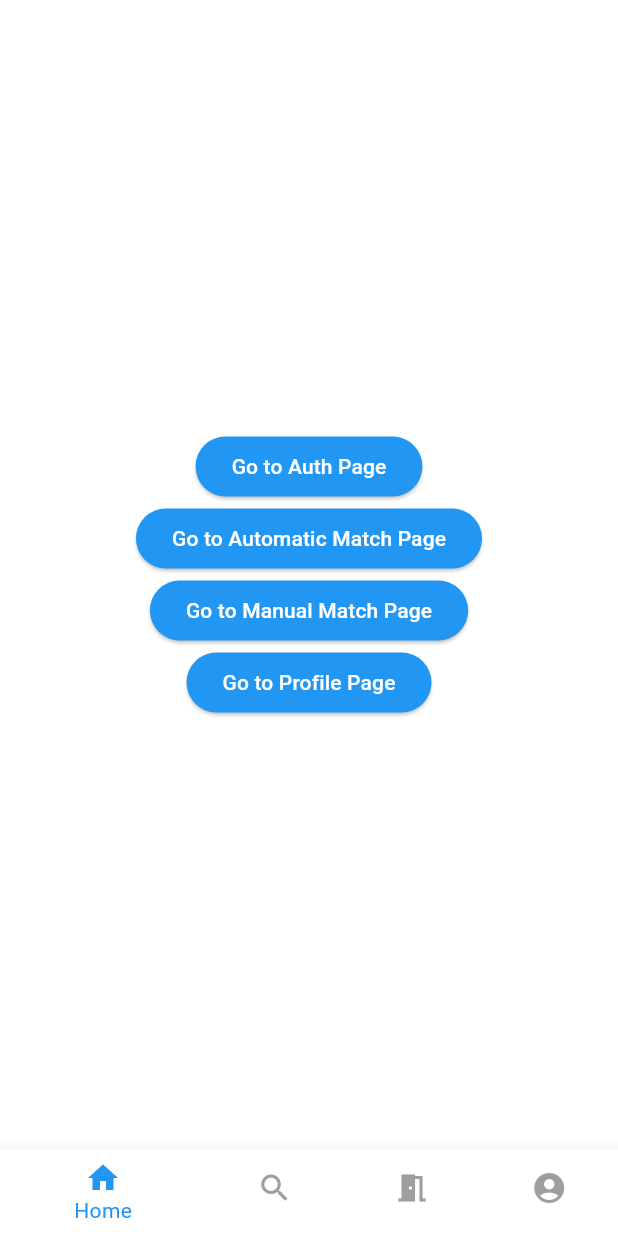
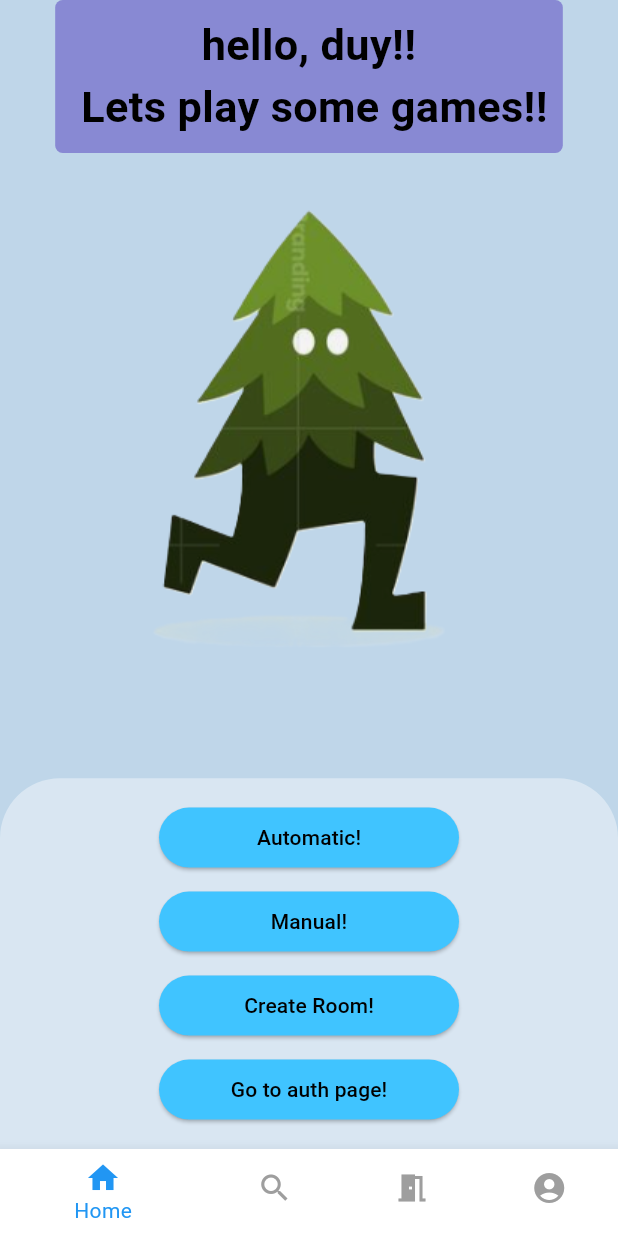
Before and after one commit to k0n-k40-k40/l0bby-frontend, a Flutter app: the screen it shows after launch, on a phone screen of 412 x 824 dp. Run offline on Flutter 3.47's test engine with Material 3 defaults, Android fonts, the phone set to English and light mode, and no system bars.

Commit message:
Duy e/landing page (#4)
* test landing page

* adding image

* made animated image

* added button

* added components

* added margin to hello bar

* make home page pretier

* move all button to botom

* this is a commit

* added commend

* removed app bar

* fix hidden nav bar

* deleted uneccesary spaces

```diff
--- /dev/null
+++ b/lib/src/components/all_buttons.dart
@@ -0,0 +1,69 @@
+import 'package:flutter/material.dart';
+import 'tonal_button.dart';
+
+class AllModeButtons extends StatelessWidget {
+  const AllModeButtons({
+    Key ? key,
+  }) : super(key: key);
+
+  BoxDecoration myBoxDecoration() {
+    return const BoxDecoration(
+      borderRadius: BorderRadius.only(
+        topLeft: Radius.circular(40.0),
+        topRight: Radius.circular(40.0)
+      ),
+      color: Color.fromRGBO(255, 255, 255, 0.4),
+    );
+  }
+
+
+
+  @override
+  Widget build(BuildContext context) {
+
+    double screenWidth = MediaQuery.of(context).size.width;
+    double screenHeight = MediaQuery.of(context).size.height;
+
+    return Center(
+      child: Container(
+        width: screenWidth,
+        height: screenHeight * 0.3,
+        decoration: myBoxDecoration(),
+        child: Column(
+          mainAxisAlignment: MainAxisAlignment.center,
+          children: [
+            TonalButton(
+              text: "Automatic!",
+              backgroundColor: Colors.lightBlueAccent,
+              onPressed: () {
+                Navigator.pushNamed(context, '/automatic');
+              },
+            ),
+            TonalButton(
+              text: "Manual!",
+              backgroundColor: const Color.fromRGBO(64, 196, 255, 1),
+              onPressed: () {
+                Navigator.pushNamed(context, '/manual');
+
+              },
+            ),
+            TonalButton(
+              text: "Create Room!",
+              backgroundColor: Colors.lightBlueAccent,
+              onPressed: () {
+
+              },
+            ),
+            TonalButton(
+              text: "Go to auth page!",
+              backgroundColor: Colors.lightBlueAccent,
+              onPressed: () {
+                Navigator.pushNamed(context, '/auth');
+              },
+            )
+          ],
+        ),
+      ),
+    );
+  }
+}
--- /dev/null
+++ b/lib/src/components/animation_image.dart
@@ -0,0 +1,64 @@
+import 'package:flutter/material.dart';
+
+class HomeImage extends StatefulWidget {
+  const HomeImage({
+    Key? key,
+    required this.source,
+  }) : super(key: key);
+
+  final String source;
+
+  @override
+  _HomeImageState createState() => _HomeImageState();
+}
+
+
+class _HomeImageState extends State<HomeImage>
+  with SingleTickerProviderStateMixin {
+  late AnimationController _controller;
+  late Animation<double> _animation;
+
+  @override
+  void initState() {
+    super.initState();
+    _controller = AnimationController(
+      duration: const Duration(milliseconds: 1500),
+      vsync: this,
+    )..repeat(reverse: true);
+    _animation = Tween(begin: -10.0, end: 10.0).animate(
+      CurvedAnimation(
+        parent: _controller,
+        curve: Curves.easeInOut,
+      ),
+    );
+  }
+
+  @override
+  Widget build(BuildContext context) {
+    return
+      Transform.scale(
+        scale: 1,
+        child: Center(
+        child: AnimatedBuilder(
+          animation: _animation,
+          builder: (context, child) {
+            return Transform.translate(
+              offset: Offset(0.0, _animation.value),
+                child: Image.asset(
+                  widget.source, // Replace with your image asset path
+                  fit: BoxFit.contain,
+                ),
+            );
+          },
+        ),
+       ),
+      );
+
+  }
+
+  @override
+  void dispose() {
+    _controller.dispose();
+    super.dispose();
+  }
+}
--- /dev/null
+++ b/lib/src/components/hello_bar.dart
@@ -0,0 +1,41 @@
+import 'package:flutter/material.dart';
+
+class HelloBar extends StatelessWidget {
+  const HelloBar({
+    Key? key,
+    required this.username,
+  }) : super(key: key);
+
+  final String username;
+
+
+  BoxDecoration myBoxDecoration() {
+    return const BoxDecoration(
+      borderRadius: BorderRadius.all(Radius.circular(5.0)),
+      color: Color.fromARGB(255, 136, 137, 211),
+    );
+  }
+
+  @override
+  Widget build(BuildContext context) {
+    final screenWidth = MediaQuery.of(context).size.width;
+    final textSize = screenWidth * 0.07;
+
+    return ConstrainedBox(
+      constraints: const BoxConstraints(),
+        child: Container(
+          decoration: myBoxDecoration(),
+          child: Padding(
+            padding: const EdgeInsets.all(10),
+            child: Text(
+            "hello, $username!!\n Lets play some games!!",
+              style: TextStyle(
+                fontSize: textSize,
+                fontWeight: FontWeight.bold),
+              textAlign: TextAlign.center,
+            ),
+          ),
+      ),
+    );
+  }
+}
--- /dev/null
+++ b/lib/src/components/tonal_button.dart
@@ -0,0 +1,37 @@
+import 'package:flutter/material.dart';
+
+class TonalButton extends StatelessWidget {
+  final String text;
+  final Color backgroundColor;
+  final VoidCallback onPressed;
+
+   TonalButton({
+    Key? key,
+    required this.text,
+    required this.backgroundColor,
+    required this.onPressed,
+  }) : super(key: key);
+
+  @override
+  Widget build(BuildContext context) {
+    return Padding(
+      padding: const EdgeInsets.all(4.0),
+      child: ConstrainedBox(
+        constraints: const BoxConstraints(
+          minWidth: 200
+        ),
+        child: ElevatedButton(
+          onPressed: onPressed,
+          style: ButtonStyle(
+            backgroundColor: MaterialStateProperty.all<Color>(backgroundColor),
+          ),
+          child:
+            Text(
+              text,
+              style: TextStyle(color: Colors.black.withOpacity(1.0)),
+            ),
+        )
+      )
+    );
+  }
+}
--- a/lib/src/screens/home.dart
+++ b/lib/src/screens/home.dart
@@ -1,54 +1,36 @@
 import 'package:flutter/material.dart';
+import 'package:flutter/widgets.dart';
 import '../components/navigation_bar.dart';
+import '../components/hello_bar.dart';
+import '../components/animation_image.dart';
+import '../components/all_buttons.dart';
+// import 'package:l0bby_frontend/navigation_bar.dart';
 
 class HomeScreen extends StatelessWidget {
-  const HomeScreen({super.key}); // Constructor is marked as const
+  const HomeScreen({super.key});
 
   @override
   Widget build(BuildContext context) {
-    return Scaffold(
-      // Using const if Scaffold's child is also a const
-      bottomNavigationBar: const CustomNavigationBar(
+    return const Scaffold(
+      backgroundColor: Color.fromARGB(255, 191, 214, 233),
+      bottomNavigationBar: CustomNavigationBar(
         currentIndex: 0,
       ),
       body: Center(
         child: Column(
           mainAxisAlignment: MainAxisAlignment.center,
-          children: <Widget>[
-            ElevatedButton(
-              onPressed: () {
-                // Navigate to the second screen using a named route.
-                Navigator.pushNamed(context, '/auth');
-              },
-              child: const Text('Go to Auth Page'),
+          children: [
+            Expanded( // other elements of home page
+              child: Column(
+                children: [
+                  HelloBar(username: "duy"),
+                  HomeImage(source: "lib/assets/running_tree.png"),
+                ],
+              ),
             ),
-            ElevatedButton(
-              onPressed: () {
-                // Navigate to the second screen using a named route.
-                Navigator.pushNamed(context, '/automatic');
-              },
-              child: const Text('Go to Automatic Match Page'),
-            ),
-            ElevatedButton(
-              onPressed: () {
-                // Navigate to the second screen using a named route.
-                Navigator.pushNamed(context, '/manual');
-              },
-              child: const Text('Go to Manual Match Page'),
-            ),
-            ElevatedButton(
-              onPressed: () {
-                // Navigate to the second screen using a named route.
-                Navigator.pushNamed(
-                  context,
-                  '/profile',
-                  arguments: {'profileId': '123jgh123'},
-                );
-              },
-              child: const Text('Go to Profile Page'),
-            ),
-          ],
-        ),
+            AllModeButtons() // button sections of homepage -> routing in here
+          ]
+        )
       ),
     );
   }
--- a/pubspec.yaml
+++ b/pubspec.yaml
@@ -17,3 +17,5 @@ dev_dependencies:
 
 flutter:
   uses-material-design: true
+  assets:
+    - lib/assets/running_tree.png
```
Also changed, not shown: lib/assets/running_tree.png (added).
